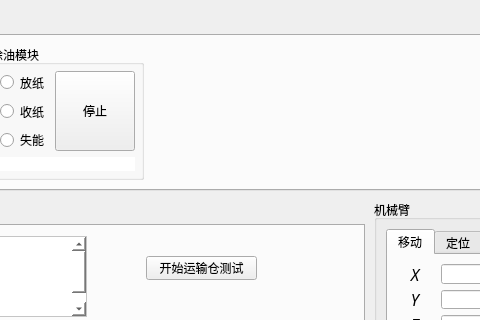
KingChenFY/ZW_JiXieBiTool, file form/formctrl.ui: the form before one commit; both pictures show x 216 to 696 and y 0 to 320 of the 1000 by 640 pixel window.
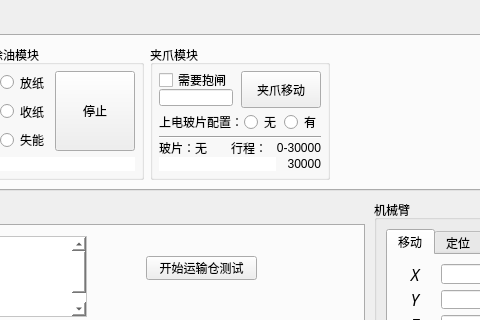
The form after the commit. The open tabs and pages were chosen to show the change. Custom widgets are drawn as their Qt base class.

Commit message: 增加夹爪功能

```diff
--- a/form/formctrl.ui
+++ b/form/formctrl.ui
@@ -1905,6 +1905,234 @@
        </layout>
       </widget>
      </item>
+     <item>
+      <widget class="QGroupBox" name="gb_claw">
+       <property name="maximumSize">
+        <size>
+         <width>180</width>
+         <height>16777215</height>
+        </size>
+       </property>
+       <property name="title">
+        <string>夹爪模块</string>
+       </property>
+       <layout class="QVBoxLayout" name="verticalLayout_30" stretch="0,0,0">
+        <property name="spacing">
+         <number>2</number>
+        </property>
+        <property name="leftMargin">
+         <number>6</number>
+        </property>
+        <property name="topMargin">
+         <number>6</number>
+        </property>
+        <property name="rightMargin">
+         <number>6</number>
+        </property>
+        <property name="bottomMargin">
+         <number>6</number>
+        </property>
+        <item>
+         <layout class="QHBoxLayout" name="horizontalLayout_20">
+          <item>
+           <layout class="QVBoxLayout" name="verticalLayout_28">
+            <property name="spacing">
+             <number>0</number>
+            </property>
+            <property name="leftMargin">
+             <number>0</number>
+            </property>
+            <property name="topMargin">
+             <number>0</number>
+            </property>
+            <property name="rightMargin">
+             <number>6</number>
+            </property>
+            <property name="bottomMargin">
+             <number>2</number>
+            </property>
+            <item>
+             <widget class="QCheckBox" name="cb_CWbrake">
+              <property name="sizePolicy">
+               <sizepolicy hsizetype="Preferred" vsizetype="Preferred">
+                <horstretch>0</horstretch>
+                <verstretch>0</verstretch>
+               </sizepolicy>
+              </property>
+              <property name="text">
+               <string>需要抱闸</string>
+              </property>
+             </widget>
+            </item>
+            <item>
+             <widget class="QLineEdit" name="ledit_CWpos">
+              <property name="sizePolicy">
+               <sizepolicy hsizetype="Preferred" vsizetype="Preferred">
+                <horstretch>0</horstretch>
+                <verstretch>0</verstretch>
+               </sizepolicy>
+              </property>
+              <property name="maximumSize">
+               <size>
+                <width>81</width>
+                <height>16777215</height>
+               </size>
+              </property>
+             </widget>
+            </item>
+           </layout>
+          </item>
+          <item>
+           <widget class="QPushButton" name="pbtn_CWctrl">
+            <property name="sizePolicy">
+             <sizepolicy hsizetype="Preferred" vsizetype="Preferred">
+              <horstretch>0</horstretch>
+              <verstretch>0</verstretch>
+             </sizepolicy>
+            </property>
+            <property name="text">
+             <string>夹爪移动</string>
+            </property>
+           </widget>
+          </item>
+         </layout>
+        </item>
+        <item>
+         <layout class="QHBoxLayout" name="horizontalLayout_21">
+          <property name="spacing">
+           <number>3</number>
+          </property>
+          <item>
+           <widget class="QLabel" name="label">
+            <property name="text">
+             <string>上电玻片配置：</string>
+            </property>
+           </widget>
+          </item>
+          <item>
+           <widget class="QRadioButton" name="rbtn_CWslideno">
+            <property name="sizePolicy">
+             <sizepolicy hsizetype="Preferred" vsizetype="Preferred">
+              <horstretch>0</horstretch>
+              <verstretch>0</verstretch>
+             </sizepolicy>
+            </property>
+            <property name="text">
+             <string>无</string>
+            </property>
+           </widget>
+          </item>
+          <item>
+           <widget class="QRadioButton" name="rbtn_CWslidein">
+            <property name="sizePolicy">
+             <sizepolicy hsizetype="Preferred" vsizetype="Preferred">
+              <horstretch>0</horstretch>
+              <verstretch>0</verstretch>
+             </sizepolicy>
+            </property>
+            <property name="text">
+             <string>有</string>
+            </property>
+           </widget>
+          </item>
+         </layout>
+        </item>
+        <item>
+         <layout class="QVBoxLayout" name="verticalLayout_31">
+          <property name="spacing">
+           <number>0</number>
+          </property>
+          <item>
+           <widget class="Line" name="line">
+            <property name="orientation">
+             <enum>Qt::Horizontal</enum>
+            </property>
+           </widget>
+          </item>
+          <item>
+           <layout class="QHBoxLayout" name="horizontalLayout_24" stretch="1,2">
+            <item>
+             <layout class="QHBoxLayout" name="horizontalLayout_22">
+              <property name="spacing">
+               <number>0</number>
+              </property>
+              <item>
+               <widget class="QLabel" name="label_2">
+                <property name="text">
+                 <string>玻片：</string>
+                </property>
+               </widget>
+              </item>
+              <item>
+               <widget class="QLabel" name="lab_CWslide">
+                <property name="text">
+                 <string>无</string>
+                </property>
+               </widget>
+              </item>
+             </layout>
+            </item>
+            <item>
+             <layout class="QHBoxLayout" name="horizontalLayout_23">
+              <property name="spacing">
+               <number>0</number>
+              </property>
+              <item>
+               <widget class="QLabel" name="label_23">
+                <property name="text">
+                 <string>行程：</string>
+                </property>
+                <property name="alignment">
+                 <set>Qt::AlignRight|Qt::AlignTrailing|Qt::AlignVCenter</set>
+                </property>
+               </widget>
+              </item>
+              <item>
+               <widget class="QLabel" name="lab_CWlen">
+                <property name="text">
+                 <string>0-30000</string>
+                </property>
+                <property name="alignment">
+                 <set>Qt::AlignRight|Qt::AlignTrailing|Qt::AlignVCenter</set>
+                </property>
+               </widget>
+              </item>
+             </layout>
+            </item>
+           </layout>
+          </item>
+          <item>
+           <layout class="QHBoxLayout" name="horizontalLayout_25" stretch="3,1">
+            <property name="spacing">
+             <number>6</number>
+            </property>
+            <item>
+             <widget class="QLabel" name="lab_CWcolor">
+              <property name="styleSheet">
+               <string notr="true">background-color: rgb(255, 255, 255);</string>
+              </property>
+              <property name="text">
+               <string/>
+              </property>
+             </widget>
+            </item>
+            <item>
+             <widget class="QLabel" name="lab_CWpos">
+              <property name="text">
+               <string>30000</string>
+              </property>
+              <property name="alignment">
+               <set>Qt::AlignRight|Qt::AlignTrailing|Qt::AlignVCenter</set>
+              </property>
+             </widget>
+            </item>
+           </layout>
+          </item>
+         </layout>
+        </item>
+       </layout>
+      </widget>
+     </item>
      <item>
       <spacer name="horizontalSpacer_4">
        <property name="orientation">
```
Left out of the diff: 40 changed lines with no effect on the pictures. The commit also changes 8 other files.
